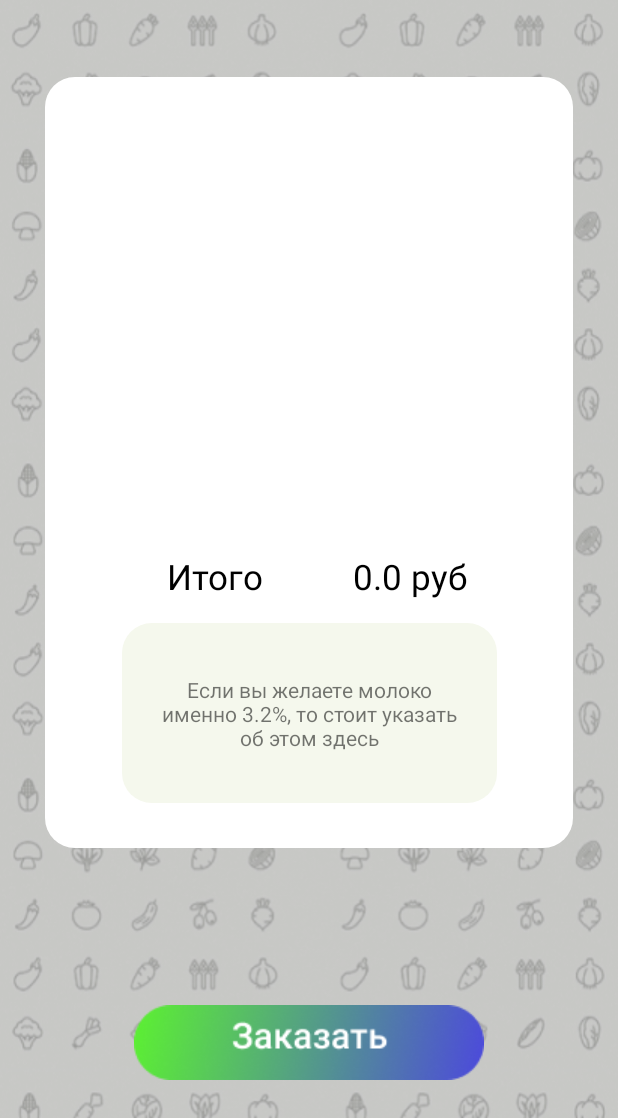
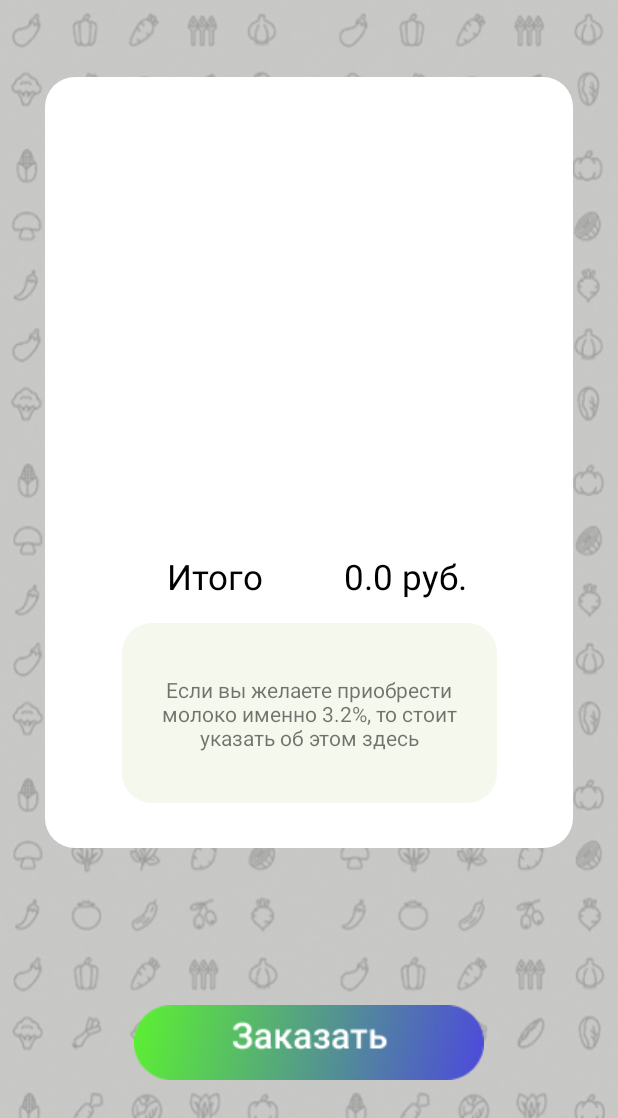
Before and after one commit to kmac3063/fefu_food_app, an Android app: the BasketActivity screen opened directly, with no data from a screen before it, on a phone screen of 412 x 824 dp, the part 118-1236 px from its top. Run offline under Robolectric (Android 15) with nearby library versions, the phone set to English and light mode, and no system bars.

Commit message:
New Page

```diff
--- a/app/src/main/res/layout/activity_basket.xml
+++ b/app/src/main/res/layout/activity_basket.xml
@@ -72,7 +72,7 @@
     <androidx.recyclerview.widget.RecyclerView
         android:id="@+id/noproducts_recycler"
         android:layout_width="0dp"
-        android:layout_height="200dp"
+        android:layout_height="250dp"
         app:layout_constraintLeft_toLeftOf="@id/imageview0"
         app:layout_constraintRight_toRightOf="@id/imageview0"
         app:layout_constraintTop_toTopOf="@id/imageview0"
@@ -90,7 +90,7 @@
         android:layout_width="0dp"
         android:layout_height="wrap_content"
         android:textSize="14sp"
-        android:text="Если вы желаете молоко именно 3.2%,
+        android:text="Если вы желаете приобрести молоко именно 3.2%,
 то стоит указать об этом здесь"
         android:gravity="center"
         app:layout_constraintLeft_toLeftOf="@id/imageview1"
--- a/app/src/main/res/layout/activity_menu.xml
+++ b/app/src/main/res/layout/activity_menu.xml
@@ -6,7 +6,6 @@
     android:layout_height="match_parent"
     tools:context=".MenuActivity"
     android:background="@drawable/background">
-
 
     <ImageView
         android:id="@+id/amimage_view0"
@@ -150,7 +149,6 @@
         android:id="@+id/invisible_current_order_sum"
         android:layout_width="wrap_content"
         android:layout_height="wrap_content"
-        android:width="90dp"
         android:gravity="center"
         android:layout_marginTop="15dp"
         android:text="0 руб."
@@ -335,14 +333,12 @@
         android:id="@+id/basket_sum"
         android:layout_width="wrap_content"
         android:layout_height="wrap_content"
-        android:width="90dp"
         android:gravity="center"
         android:layout_marginTop="10dp"
         android:text="0 руб."
         android:textColor="@android:color/holo_blue_light"
         android:textSize="20sp"
         android:textStyle="bold"
-        android:visibility="visible"
         app:layout_constraintEnd_toEndOf="@+id/amimage_view4"
         app:layout_constraintStart_toStartOf="@+id/amimage_view4"
         app:layout_constraintTop_toBottomOf="@+id/text_view12346" />
```
Also changed, not shown: app/src/main/java/com/example/fefu_food_app/BasketActivity.java (+22 -6 lines).
